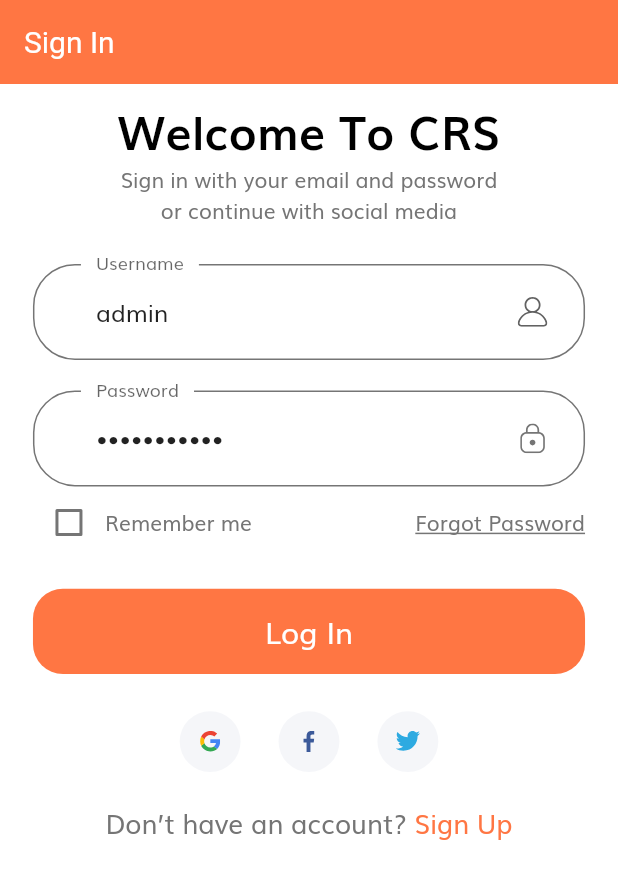
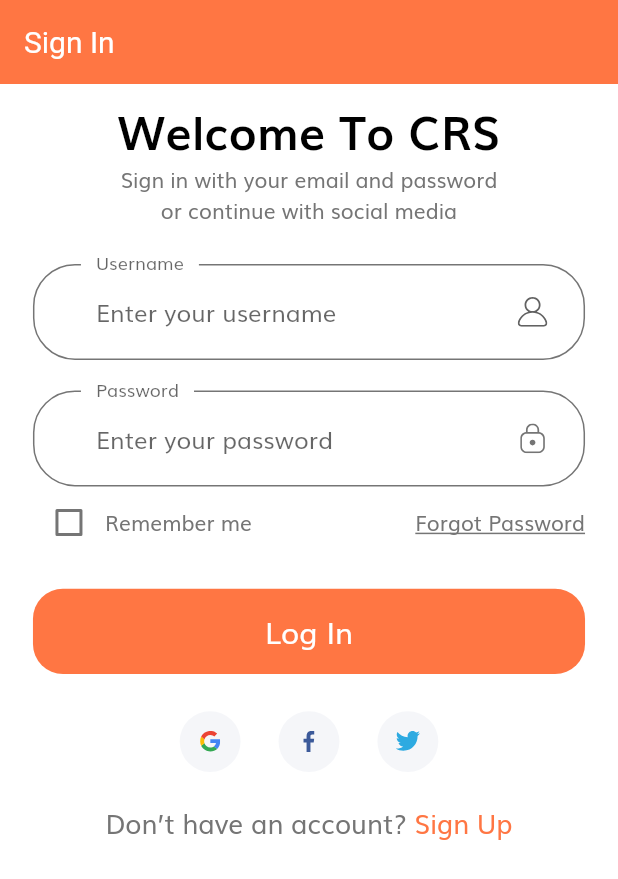
Before and after one commit to KarlChoo/BMC304_Assignment_CRS, a Flutter app: the screen it shows after launch, after a tap on "Let's Go", on a phone screen of 412 x 824 dp. Shown: the top 879 px of the screen. Run offline on Flutter 3.47's test engine with Material 2 defaults, Android fonts, the phone set to English and light mode, and no system bars; our stand-ins replace flutter_svg; network calls fail.

Commit message:
small update karl 10/3/2021

```diff
--- a/lib/main.dart
+++ b/lib/main.dart
@@ -20,6 +20,7 @@ class MyApp extends StatelessWidget {
         ChangeNotifierProvider(create: (context) => StaffProvider()),
       ],
       child: MaterialApp(
+        debugShowCheckedModeBanner: false,
         title: 'Flutter Demo',
         theme: theme(),
         // home: SplashScreen(),
--- a/lib/providers/staff_provider.dart
+++ b/lib/providers/staff_provider.dart
@@ -9,11 +9,40 @@ class StaffProvider extends ChangeNotifier {
   List<Staff> _systemStaffs = [];
   List<Staff> get systemStaffs => _systemStaffs;
 
-  List<Staff> staffs = [];
+  //List<Staff> staffs = [];
+  String url = 'https://bmc304-67ba7-default-rtdb.firebaseio.com/staffs.json';
+
+  Future<void> getAllSystemStaff() async{
+    try {
+      final response = await http.get(url);
+      final extractedData = json.decode(response.body) as Map<String, dynamic>;
+      final List<Staff> loadingStaff = [];
+
+      if (extractedData != null || extractedData.length > 0) {
+        extractedData.forEach((staffId, staffData) {
+          Staff newStaff = Staff(
+              id: staffId,
+              username: staffData["username"],
+              password: staffData["password"],
+              email: staffData["email"],
+              address: staffData["address"],
+              phone: staffData["phone"],
+              position: staffData["position"],
+              dateJoined: staffData["dateJoined"]
+          );
+          loadingStaff.add(newStaff);
+        });
+        _systemStaffs = loadingStaff;
+        notifyListeners();
+      }
+    } catch (error) {
+      print(error);
+    }
+  }
 
   Future<Staff> login(String username, String password) async {
     try {
-      String url = 'https://bmc304-67ba7-default-rtdb.firebaseio.com/staffs.json';
+      //String url = 'https://bmc304-67ba7-default-rtdb.firebaseio.com/staffs.json';
       final response = await http.get(url);
       final extractedData = json.decode(response.body) as Map<String, dynamic>;
       if (extractedData != null && extractedData.length > 0) {
@@ -42,7 +71,7 @@ class StaffProvider extends ChangeNotifier {
 
   Future<bool> isUserExist(String username) async {
     try {
-      String url = 'https://bmc304-67ba7-default-rtdb.firebaseio.com/staffs.json';
+      //String url = 'https://bmc304-67ba7-default-rtdb.firebaseio.com/staffs.json';
       final response = await http.get(url);
       final extractedData = json.decode(response.body) as Map<String, dynamic>;
       if (extractedData != null && extractedData.length > 0) {
--- a/lib/providers/volunteer_provider.dart
+++ b/lib/providers/volunteer_provider.dart
@@ -45,8 +45,8 @@ class VolunteerProvider with ChangeNotifier{
 
   //Needs to be cross checked with the array in staff array through provider
   Future<bool> isUserExist(String username) async {
+    bool result = false;
     try {
-      bool result = false;
       final response = await http.get(volunteerFileURL);
       final extractedData = json.decode(response.body) as Map<String, dynamic>;
       if (extractedData != null && extractedData.length > 0) {
@@ -56,10 +56,10 @@ class VolunteerProvider with ChangeNotifier{
           }
         });
       }
-      return result;
     } catch (error) {
       print(error);
     }
+    return result;
   }
 
   // Future<void> populateData() async{
--- a/lib/screens/login_success/components/body.dart
+++ b/lib/screens/login_success/components/body.dart
@@ -6,7 +6,8 @@ import 'package:bmc304_assignment_crs/size_config.dart';
 class Body extends StatelessWidget {
   @override
   Widget build(BuildContext context) {
-    return Column(
+    return Center(
+      child: Column(
         children: [
           SizedBox(height: SizeConfig.screenHeight * 0.04),
           Image.asset(
@@ -26,7 +27,7 @@ class Body extends StatelessWidget {
           SizedBox(
             width: SizeConfig.screenWidth * 0.6,
             child: DefaultButton(
-            text: "Back to home",
+              text: "Go to Dashboard",
               press: () {
                 Navigator.pushNamed(context, HomeScreen.routeName);
               },
@@ -34,6 +35,7 @@ class Body extends StatelessWidget {
           ),
           Spacer(),
         ],
+      ),
     );
   }
 }
--- a/lib/screens/sign_in/components/sign_form.dart
+++ b/lib/screens/sign_in/components/sign_form.dart
@@ -82,21 +82,6 @@ class _SignFormState extends State<SignForm> {
           SizedBox(height: getProportionateScreenHeight(20)),
           DefaultButton(
             text: "Log In",
-            // press: () async{
-            //   if (_formKey.currentState.validate()) {
-            //     _formKey.currentState.save();
-            //     KeyboardUtil.hideKeyboard(context);
-            //   // if all are valid then go to success screen
-            //     final response = await userProvider.login(usernameTextController.text,passwordTextController.text);
-            //     if(response != null){
-            //       print('Login success');
-            //       sleep(Duration(seconds: 2));
-            //       print('Login success');
-            //       //Navigator.pushNamed(context, LoginSuccessScreen.routeName);
-            //     }
-            //   }
-            // }
-
             press: () async {
               final response = await staffProvider.login(
                   usernameController.text, passwordController.text);
@@ -118,7 +103,7 @@ class _SignFormState extends State<SignForm> {
   }
 
   TextFormField buildPasswordFormField() {
-    passwordController.text = 'admin123456';
+    //passwordController.text = 'admin123456';
     return TextFormField(
       controller: passwordController,
       obscureText: true,
@@ -153,7 +138,7 @@ class _SignFormState extends State<SignForm> {
   }
 
   TextFormField buildUsernameFormField() {
-    usernameController.text = 'admin';
+    //usernameController.text = 'admin';
     return TextFormField(
       controller: usernameController,
       keyboardType: TextInputType.text,
--- a/lib/screens/splash/components/body.dart
+++ b/lib/screens/splash/components/body.dart
@@ -1,7 +1,12 @@
+import 'dart:math';
+
+import 'package:bmc304_assignment_crs/providers/staff_provider.dart';
+import 'package:bmc304_assignment_crs/providers/volunteer_provider.dart';
 import 'package:flutter/material.dart';
 import 'package:bmc304_assignment_crs/constants.dart';
 import 'package:bmc304_assignment_crs/screens/sign_in/sign_in_screen.dart';
 import 'package:bmc304_assignment_crs/size_config.dart';
+import 'package:provider/provider.dart';
 
 import '../components/splash_content.dart';
 import '../../../components/default_button.dart';
@@ -12,6 +17,24 @@ class Body extends StatefulWidget {
 }
 
 class _BodyState extends State<Body> {
+  bool isInit = true;
+  @override
+  void didChangeDependencies() async{
+    if(isInit){
+      final staffProvider = Provider.of<StaffProvider>(context);
+      final volunteerProvider = Provider.of<VolunteerProvider>(context);
+
+      print('Loading Data');
+      await Future.wait([
+        staffProvider.getAllSystemStaff(),
+      ]);
+      print('Data loaded');
+      print(staffProvider.systemStaffs);
+    }
+    isInit = false;
+    super.didChangeDependencies();
+  }
+
   int currentPage = 0;
   List<Map<String, String>> splashData = [
     {
@@ -101,4 +124,5 @@ class _BodyState extends State<Body> {
       ),
     );
   }
+
 }
--- /dev/null
+++ b/lib/screens/staff_home/components/body.dart
@@ -0,0 +1,21 @@
+import 'package:flutter/material.dart';
+
+class Body extends StatefulWidget {
+  @override
+  _BodyState createState() => _BodyState();
+}
+
+class _BodyState extends State<Body> {
+  @override
+  Widget build(BuildContext context) {
+    return SafeArea(
+      child: SingleChildScrollView(
+        child: Column(
+          children: [
+              Text("staff home")
+          ],
+        ),
+      )
+    );
+  }
+}
```
Also changed, not shown: lib/screens/staff_home/staff_home.dart (added, +15 -0 lines). Lines whose indentation alone changed are shown as unchanged.
